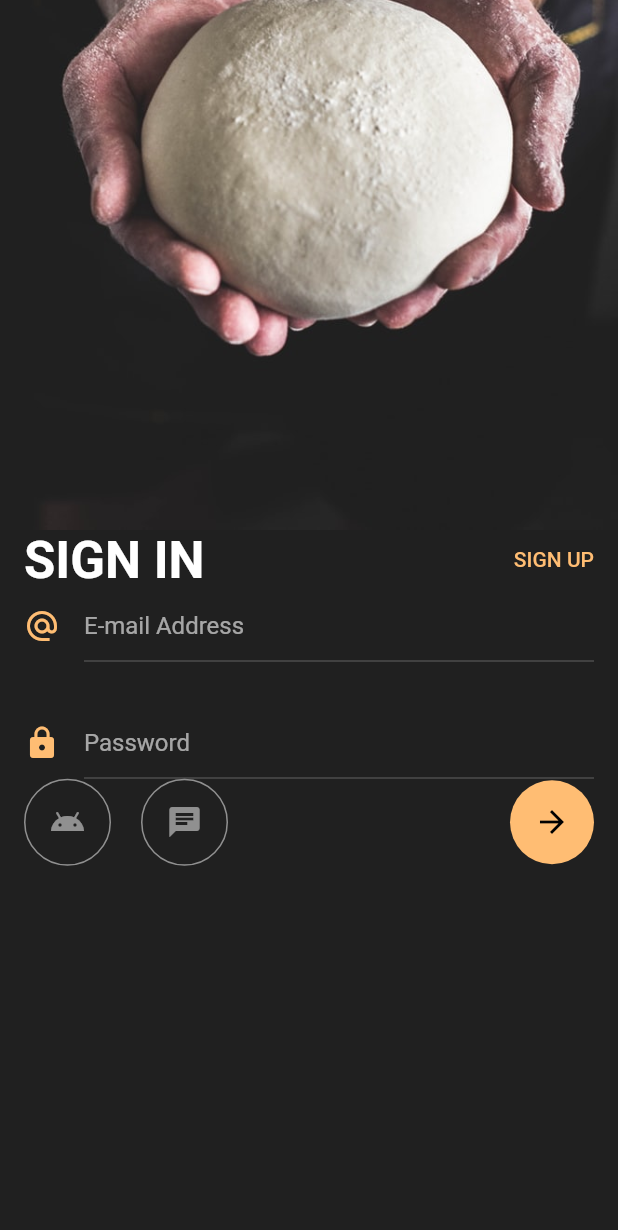
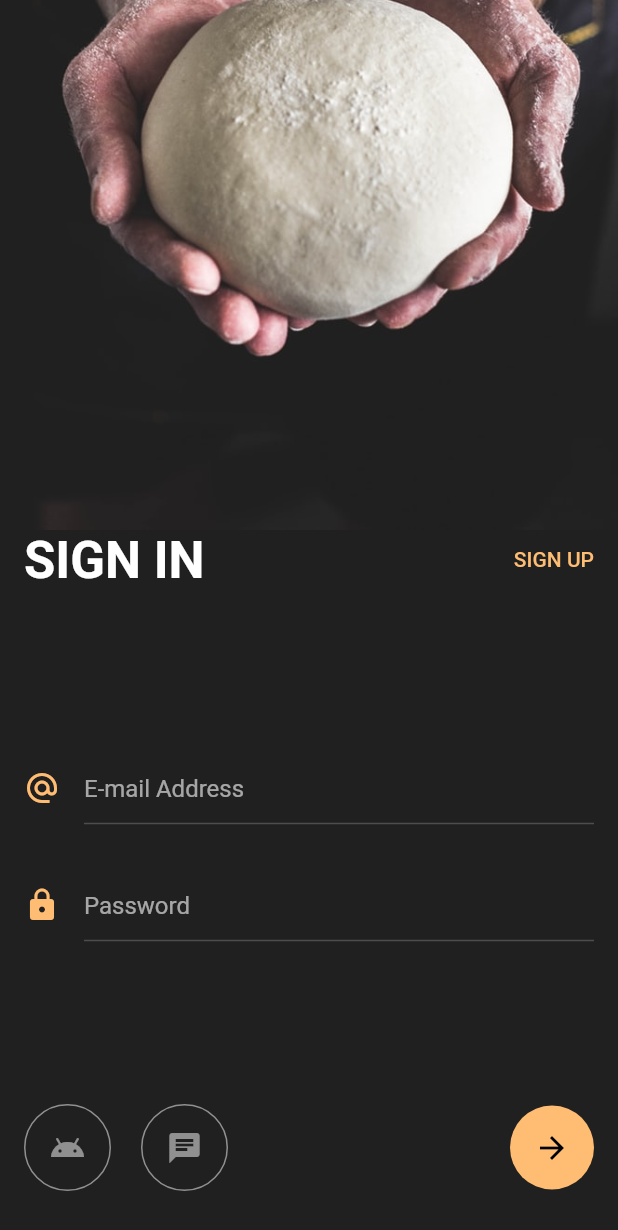
Before and after one commit to j-pcgoncalves/auth_screen, a Flutter app: the screen it shows after launch, after a tap on "START LEARNING", on a phone screen of 412 x 824 dp. Shown: the top 1230 px of the screen. Run offline on Flutter 3.47's test engine with Material 2 defaults, Android fonts, the phone set to English and light mode, and no system bars.

Commit message:
layout all elements

```diff
--- a/lib/sign_in_screen.dart
+++ b/lib/sign_in_screen.dart
@@ -40,6 +40,7 @@ class SignInScreen extends StatelessWidget {
                       ),
                     ],
                   ),
+                  const Spacer(),
                   Padding(
                     padding: const EdgeInsets.only(bottom: 30),
                     child: Row(
@@ -79,7 +80,10 @@ class SignInScreen extends StatelessWidget {
                       ))
                     ],
                   ),
-                  Row(
+                  const Spacer(),
+                  Padding(
+                    padding: const EdgeInsets.only(bottom: 30),
+                    child: Row(
                       children: <Widget>[
                         Container(
                           padding: const EdgeInsets.all(16),
@@ -121,6 +125,7 @@ class SignInScreen extends StatelessWidget {
                           ),
                         ),
                       ],
+                    ),
                   )
                 ],
               ),
```
Lines whose indentation alone changed are shown as unchanged.
